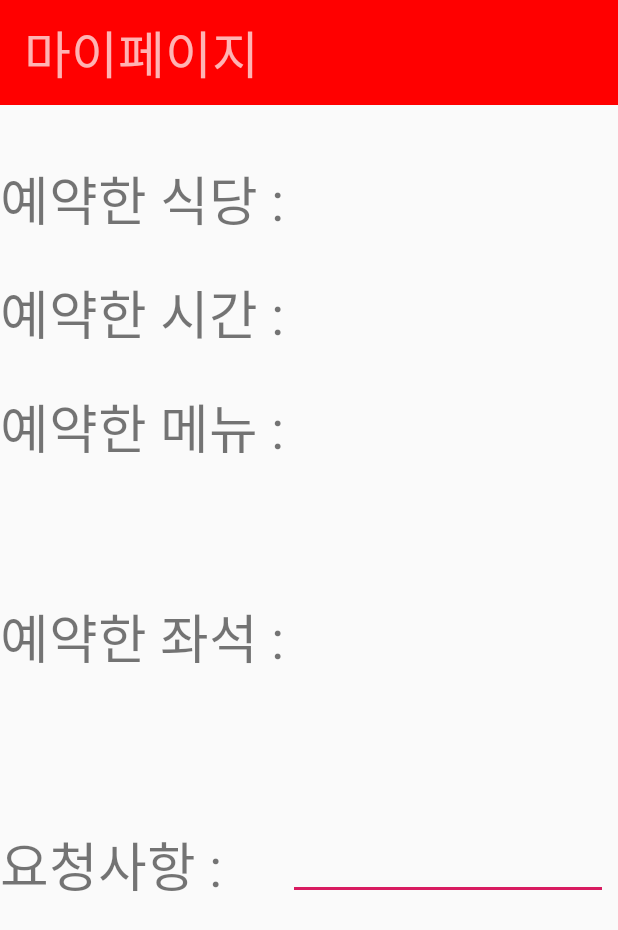
After one commit to guswjd3505/FOS, an Android app: the MyPageActivity screen opened directly, with no data from a screen before it, on a phone screen of 412 x 824 dp. The commit adds this screen. Shown: the top 930 px of the screen. Run offline under Robolectric (Android 15) with nearby library versions, the phone set to English and light mode, and no system bars.

Commit message:
마이페이지

```diff
--- a/FOS/app/src/main/AndroidManifest.xml
+++ b/FOS/app/src/main/AndroidManifest.xml
@@ -9,7 +9,8 @@
         android:roundIcon="@mipmap/ic_launcher_round"
         android:supportsRtl="true"
         android:theme="@style/AppTheme">
-        <activity android:name=".MyPageActivity"></activity>
+        <activity android:name=".MemoActivity"></activity>
+        <activity android:name=".MyPageActivity" />
         <activity android:name=".KBResActivity" />
         <activity android:name=".AResActivity" />
         <activity android:name=".HResActivity" />
--- /dev/null
+++ b/FOS/app/src/main/java/com/example/fos/MyPageActivity.java
@@ -0,0 +1,14 @@
+package com.example.fos;
+
+import androidx.appcompat.app.AppCompatActivity;
+
+import android.os.Bundle;
+
+public class MyPageActivity extends AppCompatActivity {
+
+    @Override
+    protected void onCreate(Bundle savedInstanceState) {
+        super.onCreate(savedInstanceState);
+        setContentView(R.layout.activity_my_page);
+    }
+}
--- /dev/null
+++ b/FOS/app/src/main/res/layout/activity_my_page.xml
@@ -0,0 +1,85 @@
+<?xml version="1.0" encoding="utf-8"?>
+<androidx.constraintlayout.widget.ConstraintLayout xmlns:android="http://schemas.android.com/apk/res/android"
+    xmlns:app="http://schemas.android.com/apk/res-auto"
+    xmlns:tools="http://schemas.android.com/tools"
+    android:layout_width="match_parent"
+    android:layout_height="match_parent"
+    tools:context=".MyPageActivity">
+
+    <TextView
+        android:id="@+id/textView17"
+        android:layout_width="172dp"
+        android:layout_height="45dp"
+        android:layout_marginTop="480dp"
+        android:singleLine="false"
+        android:text="요청사항 : "
+        android:textSize="35dp"
+        app:layout_constraintStart_toStartOf="parent"
+        app:layout_constraintTop_toBottomOf="@+id/toolbar" />
+
+    <TextView
+        android:id="@+id/textView15"
+        android:layout_width="match_parent"
+        android:layout_height="wrap_content"
+        android:layout_marginTop="188dp"
+        android:singleLine="false"
+        android:text="예약한 메뉴 : "
+        android:textSize="35dp"
+        app:layout_constraintStart_toStartOf="parent"
+        app:layout_constraintTop_toBottomOf="@+id/toolbar" />
+
+    <TextView
+        android:id="@+id/textView14"
+        android:layout_width="match_parent"
+        android:layout_height="wrap_content"
+        android:layout_marginTop="328dp"
+        android:singleLine="false"
+        android:text="예약한 좌석 : "
+        android:textSize="35dp"
+        app:layout_constraintStart_toStartOf="parent"
+        app:layout_constraintTop_toBottomOf="@+id/toolbar" />
+
+    <TextView
+        android:id="@+id/textView13"
+        android:layout_width="match_parent"
+        android:layout_height="wrap_content"
+        android:layout_marginTop="112dp"
+        android:text="예약한 시간 : "
+        android:textSize="35dp"
+        app:layout_constraintStart_toStartOf="parent"
+        app:layout_constraintTop_toBottomOf="@+id/toolbar" />
+
+    <androidx.appcompat.widget.Toolbar
+        android:id="@+id/toolbar"
+        android:layout_width="match_parent"
+        android:layout_height="70dp"
+        android:background="#FF0000"
+        android:minHeight="?attr/actionBarSize"
+        android:theme="?attr/actionBarTheme"
+        app:layout_constraintStart_toStartOf="parent"
+        app:layout_constraintTop_toTopOf="parent"
+        app:title="마이페이지"
+        app:titleTextAppearance="@style/TextAppearance.AppCompat.Display1" />
+
+    <TextView
+        android:id="@+id/textView"
+        android:layout_width="match_parent"
+        android:layout_height="wrap_content"
+        android:layout_marginTop="36dp"
+        android:text="예약한 식당 : "
+        android:textSize="35dp"
+        app:layout_constraintStart_toStartOf="parent"
+        app:layout_constraintTop_toBottomOf="@+id/toolbar" />
+
+    <EditText
+        android:id="@+id/editText"
+        android:layout_width="wrap_content"
+        android:layout_height="wrap_content"
+        android:layout_marginStart="20dp"
+        android:layout_marginTop="104dp"
+        android:ems="10"
+        android:inputType="textPersonName"
+        android:singleLine="false"
+        app:layout_constraintStart_toEndOf="@+id/textView17"
+        app:layout_constraintTop_toBottomOf="@+id/textView14" />
+</androidx.constraintlayout.widget.ConstraintLayout>
```
Also changed, not shown: FOS/app/build.gradle (+3 -5 lines), FOS/app/src/main/java/com/example/fos/MemoActivity.java (added, +14 -0 lines), FOS/app/src/main/res/layout/activity_ares.xml (+58 -8 lines), FOS/app/src/main/res/layout/activity_hres.xml (+4 -7 lines), FOS/app/src/main/res/layout/activity_kbres.xml (+2 -5 lines), FOS/app/src/main/res/layout/activity_memo.xml (added, +18 -0 lines), FOS/gradle/wrapper/gradle-wrapper.properties, 2 other files.
